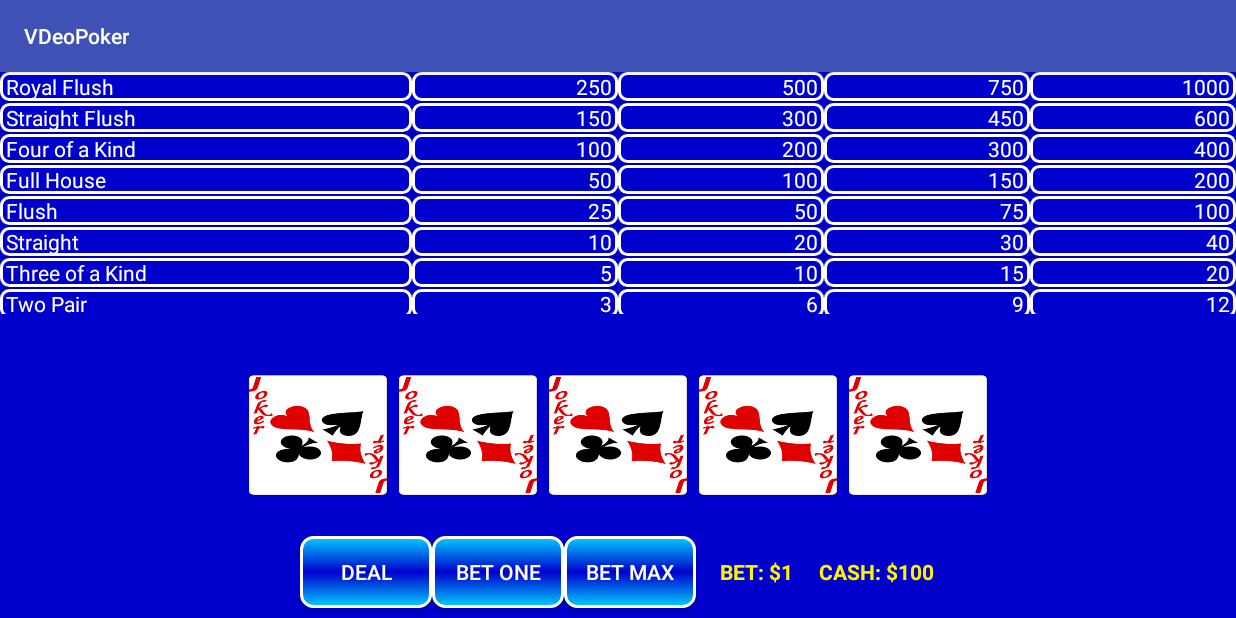
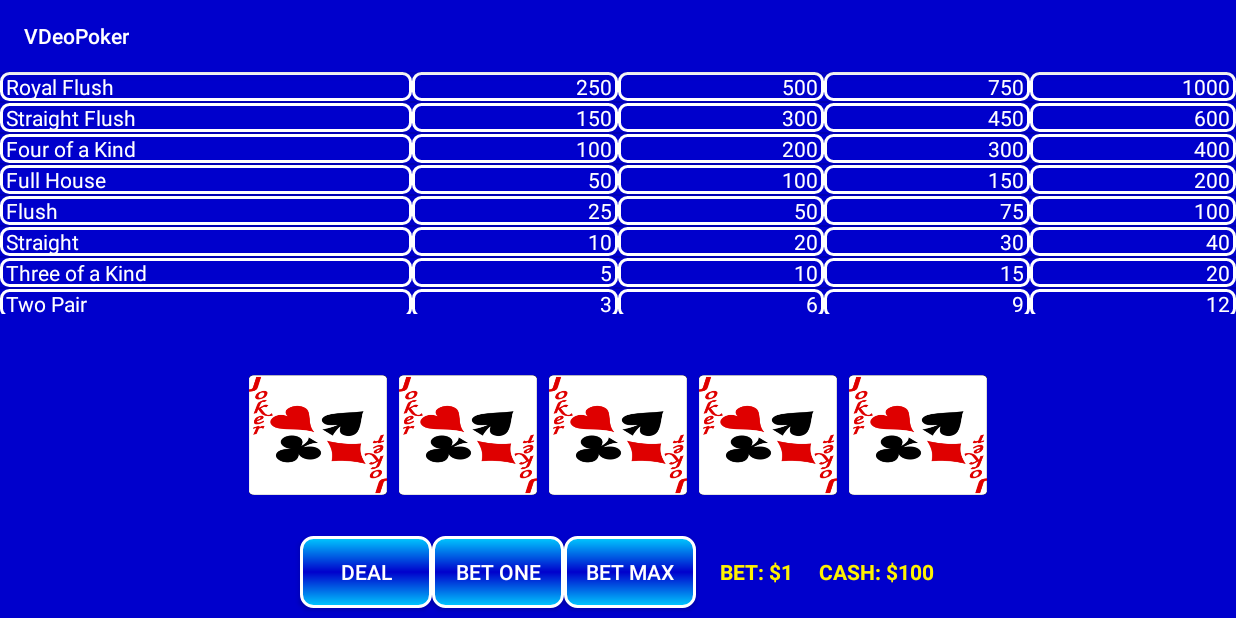
Before and after one commit to GitDatz/VDeoPoker, an Android app: the screen it shows after launch (MainActivity), on a phone screen of 824 x 412 dp (held sideways). Run offline under Robolectric (Android 15) with nearby library versions, the phone set to English and light mode, and no system bars.

Commit message:
[task] Small refactoring.

```diff
--- a/app/src/main/java/com/vdthai/vdeopoker/CheckHand.java
+++ b/app/src/main/java/com/vdthai/vdeopoker/CheckHand.java
@@ -33,7 +33,7 @@ public class CheckHand {
     /**
      * Resets the list values to 0.
      */
-    void resetLists(){
+    private void resetLists(){
         for( int i = 0; i < 14; i++ ){
             rankList.set(i,0);
         }
--- a/app/src/main/java/com/vdthai/vdeopoker/MainActivity.java
+++ b/app/src/main/java/com/vdthai/vdeopoker/MainActivity.java
@@ -110,10 +110,7 @@ public class MainActivity extends AppCompatActivity implements Presenter.View {
                     imgView.setImageResource( DECK[ dealCards.get(i).getSuitRank()-1 ][ dealCards.get(i).getRank()-1 ] );
                 }
                 // Check if round has ended.
-                if( !presenter.endGame() ){
-                    clearHold();
-                } else {
-                    if( presenter.win() ){
+                if( presenter.checkRound() ){
                     AlertDialog.Builder winBuilder = new AlertDialog.Builder( MainActivity.this );
                     winBuilder.setTitle( "Win! " + presenter.getResultString() );
                     winBuilder.setMessage( "Do you want to double?" );
@@ -133,7 +130,6 @@ public class MainActivity extends AppCompatActivity implements Presenter.View {
                     });
                     AlertDialog winDialog = winBuilder.create();
                     winDialog.show();
-                    }
                 }
                 updateCash();
             }
--- a/app/src/main/res/layout/activity_main.xml
+++ b/app/src/main/res/layout/activity_main.xml
@@ -114,7 +114,7 @@
         android:gravity="center">
 
         <Button
-            android:text="DEAL"
+            android:text="@string/dealText"
             android:textColor="#FFFFFF"
             android:background="@drawable/button_shape"
             android:layout_width="wrap_content"
@@ -122,7 +122,7 @@
             android:id="@+id/dealButton"/>
 
         <Button
-            android:text="BET ONE"
+            android:text="@string/betOneText"
             android:textColor="#FFFFFF"
             android:background="@drawable/button_shape"
             android:layout_width="wrap_content"
@@ -130,7 +130,7 @@
             android:id="@+id/betOneButton"/>
 
         <Button
-            android:text="BET MAX"
+            android:text="@string/betMaxText"
             android:textColor="#FFFFFF"
             android:background="@drawable/button_shape"
             android:layout_width="wrap_content"
--- a/app/src/main/res/values/colors.xml
+++ b/app/src/main/res/values/colors.xml
@@ -1,6 +1,6 @@
 <?xml version="1.0" encoding="utf-8"?>
 <resources>
-    <color name="colorPrimary">#3F51B5</color>
-    <color name="colorPrimaryDark">#303F9F</color>
+    <color name="colorPrimary">#0000CC</color>
+    <color name="colorPrimaryDark">#0000CC</color>
     <color name="colorAccent">#FF4081</color>
 </resources>
--- a/app/src/main/res/values/strings.xml
+++ b/app/src/main/res/values/strings.xml
@@ -2,4 +2,7 @@
     <string name="app_name">VDeoPoker</string>
     <string name="holdText">HOLD</string>
     <string name="noWinText">No win!</string>
+    <string name="betOneText">BET ONE</string>
+    <string name="betMaxText">BET MAX</string>
+    <string name="dealText">DEAL</string>
 </resources>
```
Also changed, not shown: app/src/main/java/com/vdthai/vdeopoker/Presenter.java (+11 -12 lines). Lines whose indentation alone changed are shown as unchanged.
